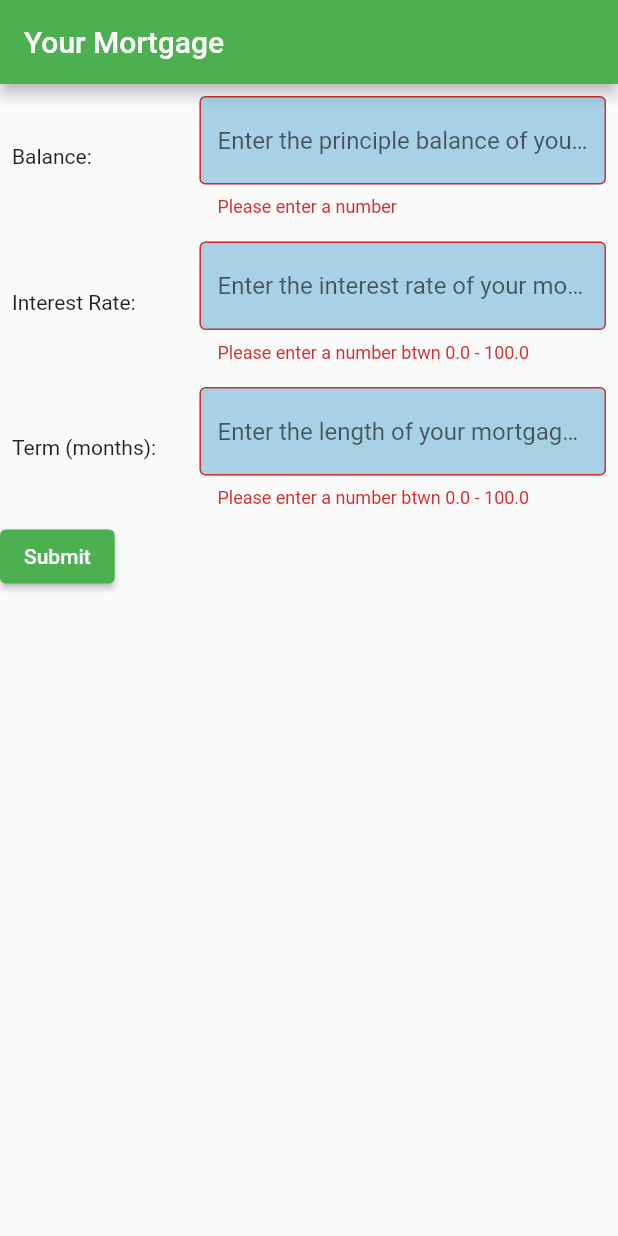
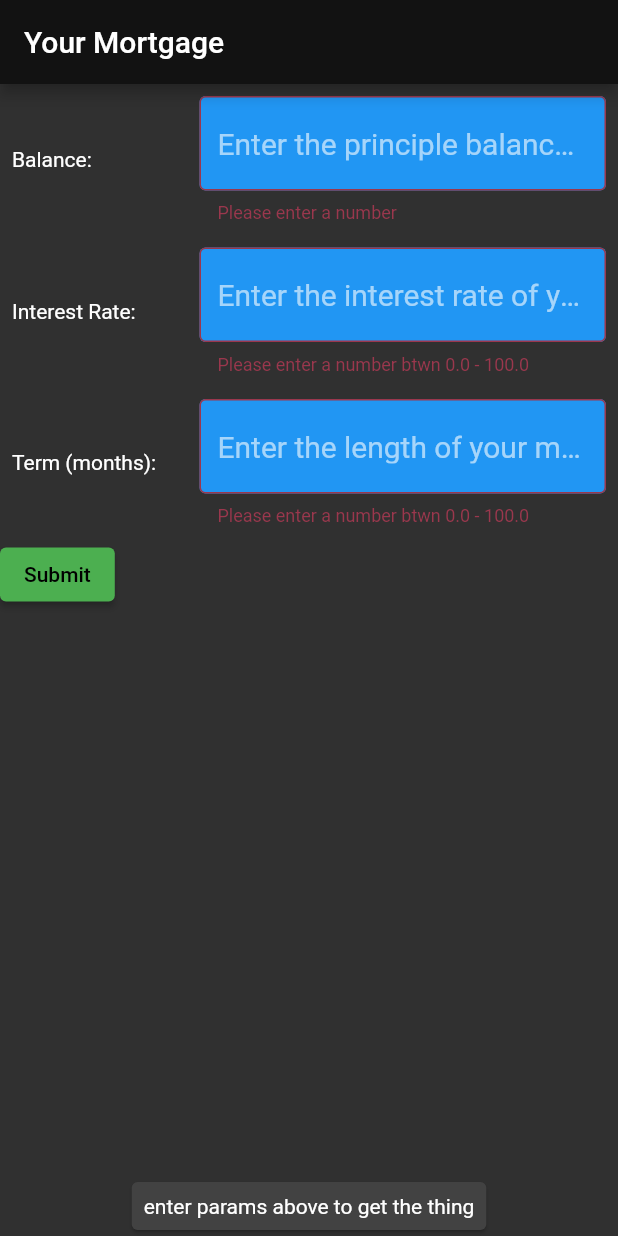
Before and after one commit to dalbert/flutter_mort, a Flutter app: the screen it shows after launch, after a tap on "Submit", on a phone screen of 412 x 824 dp. Run offline on Flutter 3.47's test engine with Material 2 defaults, Android fonts, the phone set to English and light mode, and no system bars.

Commit message:
messed with UI colors put the amortization back on the home page for me to use during development

```diff
--- a/lib/main.dart
+++ b/lib/main.dart
@@ -15,9 +15,12 @@ class MyApp extends StatelessWidget {
     return MaterialApp(
       title: 'Mortgage Calculator',
       theme: ThemeData(
-        // This is the theme of your application.
-        primarySwatch: Colors.green,
-      ),
+          // This is the theme of your application.
+          primarySwatch: Colors.green,
+          colorScheme: const ColorScheme.highContrastDark(
+              primary: Colors.green,
+              secondary: Colors.blue,
+              tertiary: Colors.yellow)),
       home: const MyHomePage(title: 'Your Mortgage'),
     );
   }
@@ -98,10 +101,10 @@ class _MyHomePageState extends State<MyHomePage> {
                 ],
               )),
           mortgageHistory(),
-          // if (mortgage != null)
-          //   ...getAmortizationWidgets()
-          // else
-          //   amortPlaceholder(),
+          if (mortgage != null)
+            ...getAmortizationWidgets()
+          else
+            amortPlaceholder(),
         ],
       )),
     );
@@ -122,18 +125,14 @@ class _MyHomePageState extends State<MyHomePage> {
           child: Padding(
             padding: const EdgeInsets.all(8.0),
             child: TextFormField(
+              style: const TextStyle(fontSize: 20),
               controller: balanceController,
               keyboardType: TextInputType.number,
-              decoration: const InputDecoration(
+              decoration: InputDecoration(
                   hintText: 'Enter the principle balance of your mortgage',
-                  border: OutlineInputBorder(
-                    borderSide: BorderSide(
-                      color: Colors.red,
-                      width: 10,
-                    ),
-                  ),
+                  border: const OutlineInputBorder(),
                   filled: true,
-                  fillColor: Color.fromARGB(255, 169, 209, 229)),
+                  fillColor: Theme.of(context).colorScheme.secondary),
               validator: (String? value) {
                 if (value == null || value.isEmpty) {
                   return 'Please enter a number';
@@ -162,20 +161,24 @@ class _MyHomePageState extends State<MyHomePage> {
           child: Padding(
             padding: const EdgeInsets.all(8.0),
             child: TextFormField(
+              style: const TextStyle(fontSize: 20),
               controller: rateController,
               keyboardType: TextInputType.number,
-              decoration: const InputDecoration(
+              decoration: InputDecoration(
                   hintText: 'Enter the interest rate of your mortgage',
-                  border: OutlineInputBorder(
+                  border: const OutlineInputBorder(
                     borderSide: BorderSide(
                       color: Colors.yellow,
                       width: 10,
                     ),
                   ),
                   filled: true,
-                  fillColor: Color.fromARGB(255, 169, 209, 229)),
+                  fillColor: Theme.of(context).colorScheme.secondary),
               validator: (String? value) {
-                if (value == null || value.isEmpty) {
+                if (value == null ||
+                    value.isEmpty ||
+                    num.parse(value) < 0 ||
+                    num.parse(value) > 100) {
                   return 'Please enter a number btwn 0.0 - 100.0';
                 }
                 return null;
@@ -202,18 +205,19 @@ class _MyHomePageState extends State<MyHomePage> {
           child: Padding(
             padding: const EdgeInsets.all(8.0),
             child: TextFormField(
+              style: const TextStyle(fontSize: 20),
               controller: termController,
               keyboardType: TextInputType.number,
-              decoration: const InputDecoration(
+              decoration: InputDecoration(
                   hintText: 'Enter the length of your mortgage (months)',
-                  border: OutlineInputBorder(
+                  border: const OutlineInputBorder(
                     borderSide: BorderSide(
                       color: Colors.yellow,
                       width: 10,
                     ),
                   ),
                   filled: true,
-                  fillColor: Color.fromARGB(255, 169, 209, 229)),
+                  fillColor: Theme.of(context).colorScheme.secondary),
               validator: (String? value) {
                 if (value == null || value.isEmpty) {
                   return 'Please enter a number btwn 0.0 - 100.0';
@@ -316,6 +320,12 @@ class MortgageRow extends StatelessWidget {
 
   @override
   Widget build(BuildContext context) {
+    var theme = Theme.of(context);
+    var labelStyle = theme.textTheme.labelLarge!
+        .copyWith(color: theme.colorScheme.onPrimary);
+    var dollarStyle =
+        theme.textTheme.labelLarge!.copyWith(fontWeight: FontWeight.bold);
+
     return Row(
       children: [
         Card(
@@ -327,9 +337,9 @@ class MortgageRow extends StatelessWidget {
             padding: const EdgeInsets.all(8.0),
             child: Column(
               children: [
-                const Text('Lifetime Interest'),
+                Text('Lifetime Interest', style: labelStyle),
                 Text(
-                    style: const TextStyle(fontWeight: FontWeight.bold),
+                    style: dollarStyle,
                     currencyFormat.format(mortgage!.lifetimeInterest)),
               ],
             ),
```
